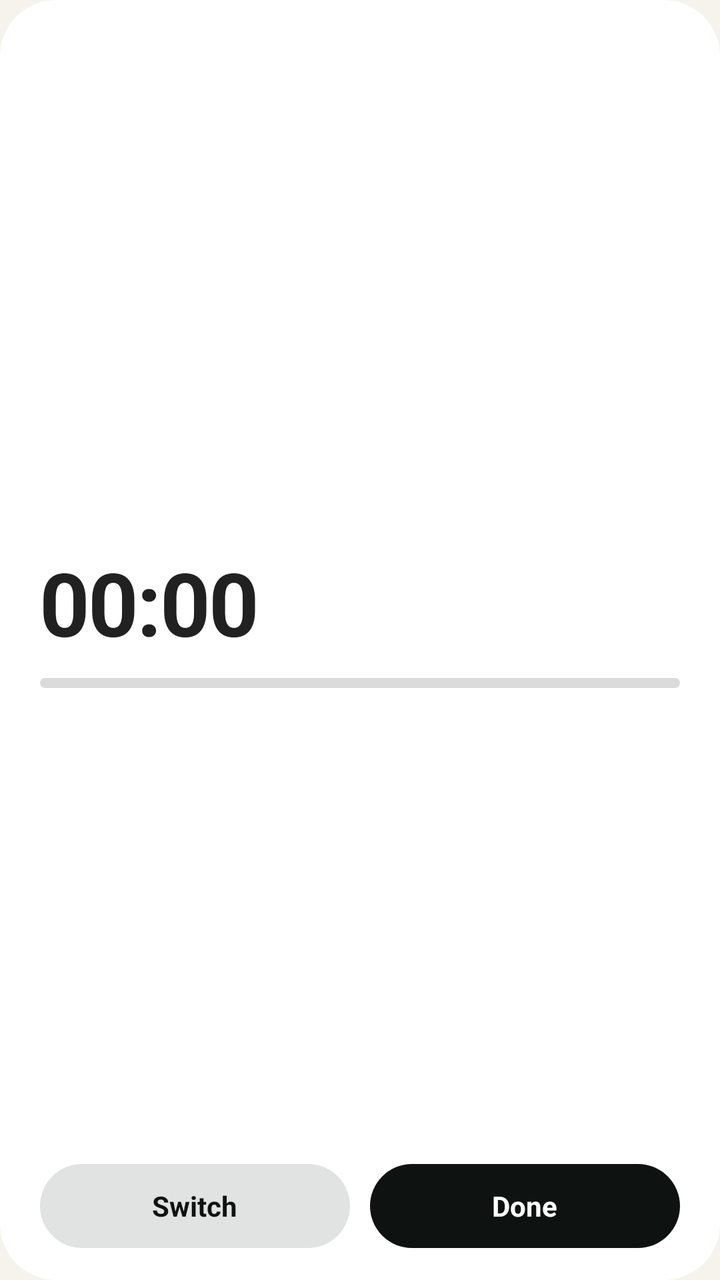
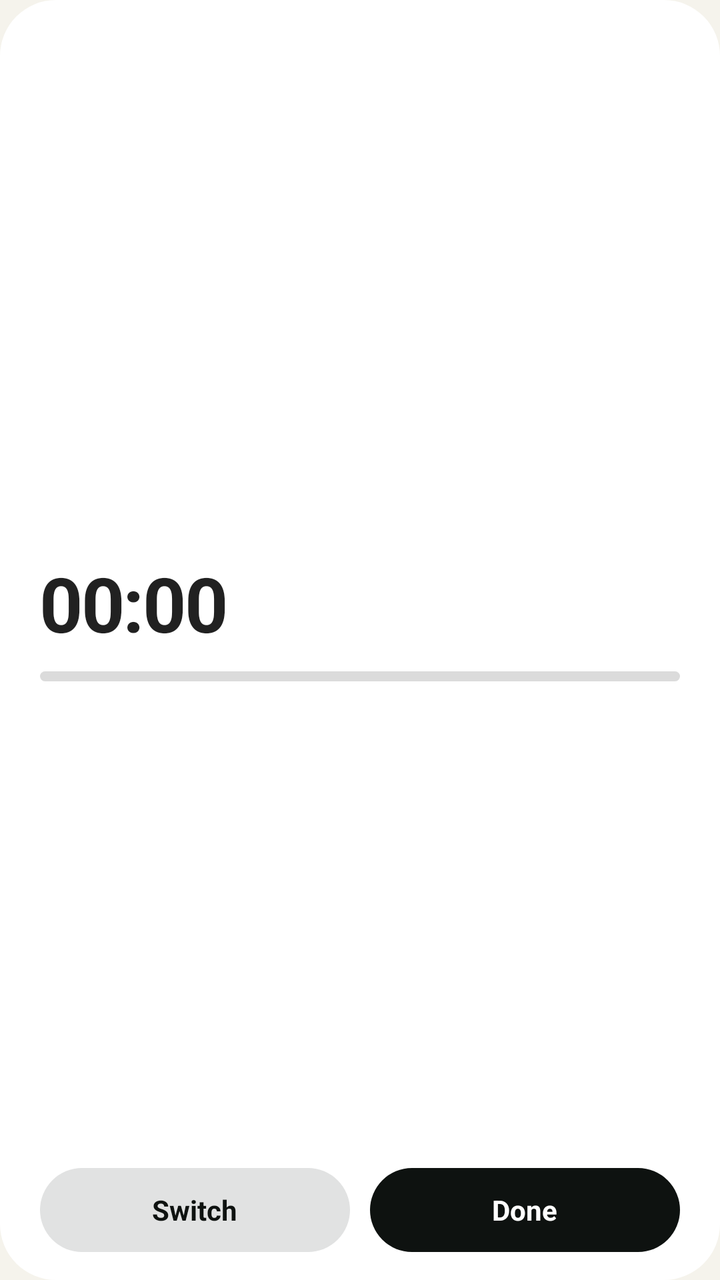

Before-and-after screenshots of an Android layout around one commit, followed by the original layout XML and the change that was made.
<!-- AndroidManifest.xml: application theme Theme.Seeds -->
<!-- res/layout/widget_now.xml -->
<?xml version="1.0" encoding="utf-8"?>
<FrameLayout xmlns:android="http://schemas.android.com/apk/res/android"
    android:id="@android:id/background"
    android:layout_width="match_parent"
    android:layout_height="match_parent"
    android:clipToOutline="true">

    <ImageView
        android:id="@+id/bg"
        android:layout_width="match_parent"
        android:layout_height="match_parent"
        android:contentDescription="@null"
        android:scaleType="fitXY"
        android:src="@drawable/widget_shape" />

    <LinearLayout
        android:layout_width="match_parent"
        android:layout_height="match_parent"
        android:orientation="vertical"
        android:paddingHorizontal="20dp"
        android:paddingTop="18dp"
        android:paddingBottom="16dp">

        <LinearLayout
            android:layout_width="match_parent"
            android:layout_height="wrap_content"
            android:gravity="center_vertical"
            android:orientation="horizontal">

            <ImageView
                android:id="@+id/mark"
                android:layout_width="13dp"
                android:layout_height="13dp"
                android:contentDescription="@null"
                android:src="@drawable/ic_seeds_mark" />

            <TextView
                android:id="@+id/label"
                android:layout_width="match_parent"
                android:layout_height="wrap_content"
                android:layout_marginStart="7dp"
                android:letterSpacing="0.14"
                android:maxLines="1"
                android:textSize="10sp"
                android:textStyle="bold" />
        </LinearLayout>

        <TextView
            android:id="@+id/seed_name"
            android:layout_width="match_parent"
            android:layout_height="wrap_content"
            android:layout_marginTop="6dp"
            android:ellipsize="end"
            android:maxLines="1"
            android:textSize="18sp"
            android:textStyle="bold" />

        
        <LinearLayout
            android:layout_width="match_parent"
            android:layout_height="0dp"
            android:layout_weight="1"
            android:gravity="center_vertical"
            android:orientation="vertical">

            <Chronometer
                android:id="@+id/timer"
                android:layout_width="wrap_content"
                android:layout_height="wrap_content"
                android:fontFeatureSettings="tnum"
                android:includeFontPadding="false"
                android:letterSpacing="-0.02"
                android:textSize="44sp"
                android:textStyle="bold" />

            <TextView
                android:id="@+id/idle_big"
                android:layout_width="wrap_content"
                android:layout_height="wrap_content"
                android:fontFeatureSettings="tnum"
                android:includeFontPadding="false"
                android:textSize="36sp"
                android:textStyle="bold"
                android:visibility="gone" />

            <ProgressBar
                android:id="@+id/progress_ink"
                style="@android:style/Widget.ProgressBar.Horizontal"
                android:layout_width="match_parent"
                android:layout_height="5dp"
                android:layout_marginTop="10dp"
                android:max="1000"
                android:progressDrawable="@drawable/widget_progress_ink" />

            <ProgressBar
                android:id="@+id/progress"
                style="@android:style/Widget.ProgressBar.Horizontal"
                android:layout_width="match_parent"
                android:layout_height="5dp"
                android:layout_marginTop="10dp"
                android:max="1000"
                android:progressDrawable="@drawable/widget_progress"
                android:visibility="gone" />

            <TextView
                android:id="@+id/detail"
                android:layout_width="match_parent"
                android:layout_height="wrap_content"
                android:layout_marginTop="6dp"
                android:ellipsize="end"
                android:maxLines="1"
                android:textSize="12sp" />
        </LinearLayout>

        <LinearLayout
            android:id="@+id/actions_active"
            android:layout_width="match_parent"
            android:layout_height="42dp"
            android:orientation="horizontal">

            <TextView
                android:id="@+id/btn_switch"
                android:layout_width="0dp"
                android:layout_height="match_parent"
                android:layout_marginEnd="5dp"
                android:layout_weight="1"
                android:background="@drawable/widget_pill_ink_soft"
                android:gravity="center"
                android:text="Switch"
                android:textColor="#FF0E1210"
                android:textSize="14sp"
                android:textStyle="bold" />

            <TextView
                android:id="@+id/btn_stop"
                android:layout_width="0dp"
                android:layout_height="match_parent"
                android:layout_marginStart="5dp"
                android:layout_weight="1"
                android:background="@drawable/widget_pill_ink"
                android:gravity="center"
                android:text="Done"
                android:textColor="#FFFFFFFF"
                android:textSize="14sp"
                android:textStyle="bold" />
        </LinearLayout>

        <LinearLayout
            android:id="@+id/actions_idle"
            android:layout_width="match_parent"
            android:layout_height="42dp"
            android:orientation="horizontal"
            android:visibility="gone">

            <TextView
                android:id="@+id/btn_next"
                android:layout_width="0dp"
                android:layout_height="match_parent"
                android:layout_weight="1"
                android:background="@drawable/widget_btn_accent"
                android:ellipsize="end"
                android:gravity="center"
                android:maxLines="1"
                android:paddingHorizontal="12dp"
                android:textColor="@color/widget_on_accent"
                android:textSize="14sp"
                android:textStyle="bold" />

            <TextView
                android:id="@+id/btn_more"
                android:layout_width="wrap_content"
                android:layout_height="match_parent"
                android:layout_marginStart="8dp"
                android:background="@drawable/widget_chip"
                android:gravity="center"
                android:paddingHorizontal="18dp"
                android:text="Other"
                android:textColor="@color/widget_ink"
                android:textSize="14sp"
                android:textStyle="bold" />
        </LinearLayout>
    </LinearLayout>
</FrameLayout>
<!-- resources referenced by this layout -->
<resources>
  <color name="widget_ink">#111613</color>
  <color name="widget_on_accent">#FFFFFF</color>
  <!-- drawable ic_seeds_mark (drawable) -->
  <?xml version="1.0" encoding="utf-8"?>
  <vector xmlns:android="http://schemas.android.com/apk/res/android"
      android:width="24dp" android:height="24dp"
      android:viewportWidth="56" android:viewportHeight="56">
      <group android:translateX="-26" android:translateY="-26">
          <group android:pivotX="54" android:pivotY="54" android:rotation="38">
              <path android:fillColor="#FFFFFFFF" android:fillType="evenOdd"
                  android:pathData="M54,31 C67,40 71,60 54,77 C37,60 41,40 54,31 Z M54.6,76 C52,66 54,55 60.5,45.5 C56.5,55.5 55.6,65.5 54.6,76 Z" />
          </group>
      </group>
  </vector>
  <!-- drawable widget_btn_accent (drawable) -->
  <?xml version="1.0" encoding="utf-8"?>
  <shape xmlns:android="http://schemas.android.com/apk/res/android" android:shape="rectangle">
      <solid android:color="@color/widget_accent" />
      <corners android:radius="999dp" />
  </shape>
  <!-- drawable widget_chip (drawable) -->
  <?xml version="1.0" encoding="utf-8"?>
  <shape xmlns:android="http://schemas.android.com/apk/res/android" android:shape="rectangle">
      <solid android:color="@color/widget_chip" />
      <corners android:radius="999dp" />
  </shape>
  <!-- drawable widget_pill_ink (drawable) -->
  <?xml version="1.0" encoding="utf-8"?>
  <shape xmlns:android="http://schemas.android.com/apk/res/android" android:shape="rectangle">
      <solid android:color="#FF0E1210" />
      <corners android:radius="999dp" />
  </shape>
  <!-- drawable widget_pill_ink_soft (drawable) -->
  <?xml version="1.0" encoding="utf-8"?>
  <shape xmlns:android="http://schemas.android.com/apk/res/android" android:shape="rectangle">
      <solid android:color="#1F0E1210" />
      <corners android:radius="999dp" />
  </shape>
  <!-- drawable widget_progress_ink (drawable) -->
  <?xml version="1.0" encoding="utf-8"?>
  <layer-list xmlns:android="http://schemas.android.com/apk/res/android">
      <item android:id="@android:id/background">
          <shape android:shape="rectangle">
              <solid android:color="#260E1210" />
              <corners android:radius="999dp" />
          </shape>
      </item>
      <item android:id="@android:id/progress">
          <clip>
              <shape android:shape="rectangle">
                  <solid android:color="#FF0E1210" />
                  <corners android:radius="999dp" />
              </shape>
          </clip>
      </item>
  </layer-list>
  <!-- drawable widget_shape (drawable) -->
  <?xml version="1.0" encoding="utf-8"?>
  <shape xmlns:android="http://schemas.android.com/apk/res/android" android:shape="rectangle">
      <solid android:color="#FFFFFFFF" />
      <corners android:radius="28dp" />
  </shape>
  <style name="Theme.Seeds" parent="android:Theme.Material.Light.NoActionBar">
          <item name="android:windowBackground">@color/seeds_paper</item>
          <item name="android:statusBarColor">@android:color/transparent</item>
          <item name="android:navigationBarColor">@android:color/transparent</item>
      </style>
  <color name="widget_accent">#1E7A4A</color>
  <color name="widget_chip">#EDEAE1</color>
  <color name="widget_track">#ECE9DF</color>
  <color name="seeds_paper">#F5F3EC</color>
  <!-- unchanged entries left out for length: 1 -->
</resources>

<!-- the commit's change to res/layout/widget_now.xml (unified diff, before → after) -->
@@ -18,8 +18,8 @@
         android:layout_height="match_parent"
         android:orientation="vertical"
         android:paddingHorizontal="20dp"
-        android:paddingTop="18dp"
-        android:paddingBottom="16dp">
+        android:paddingTop="16dp"
+        android:paddingBottom="14dp">
 
         <LinearLayout
             android:layout_width="match_parent"
@@ -36,13 +36,27 @@
 
             <TextView
                 android:id="@+id/label"
-                android:layout_width="match_parent"
+                android:layout_width="0dp"
                 android:layout_height="wrap_content"
                 android:layout_marginStart="7dp"
+                android:layout_weight="1"
                 android:letterSpacing="0.14"
                 android:maxLines="1"
                 android:textSize="10sp"
                 android:textStyle="bold" />
+
+            
+            <TextView
+                android:id="@+id/money"
+                android:layout_width="wrap_content"
+                android:layout_height="22dp"
+                android:background="@drawable/widget_money_pill"
+                android:gravity="center"
+                android:paddingHorizontal="9dp"
+                android:textColor="#FF0E1210"
+                android:textSize="11sp"
+                android:textStyle="bold"
+                android:visibility="gone" />
         </LinearLayout>
 
         <TextView
@@ -70,7 +84,7 @@
                 android:fontFeatureSettings="tnum"
                 android:includeFontPadding="false"
                 android:letterSpacing="-0.02"
-                android:textSize="44sp"
+                android:textSize="38sp"
                 android:textStyle="bold" />
 
             <TextView
<!-- resource entries referenced after the edit -->
@@ -24,6 +24,12 @@
   <?xml version="1.0" encoding="utf-8"?>
   <shape xmlns:android="http://schemas.android.com/apk/res/android" android:shape="rectangle">
       <solid android:color="@color/widget_chip" />
+      <corners android:radius="999dp" />
+  </shape>
+  <!-- drawable widget_money_pill (drawable) -->
+  <?xml version="1.0" encoding="utf-8"?>
+  <shape xmlns:android="http://schemas.android.com/apk/res/android" android:shape="rectangle">
+      <solid android:color="#FFFFD166" />
       <corners android:radius="999dp" />
   </shape>
   <!-- drawable widget_pill_ink (drawable) -->
